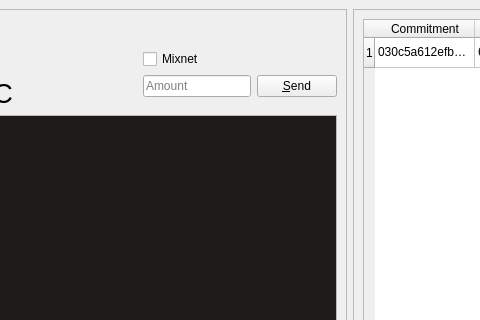
Above: darkwallet.ui from narodnik/dtek before the change; both pictures show x 311 to 791 and y 0 to 320 of the 1321 by 600 pixel window. Below: the same form after it.
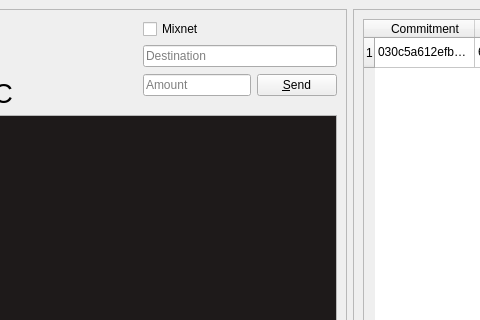
That is the form after the change.

Patch:
```diff
--- a/darkwallet.ui
+++ b/darkwallet.ui
@@ -90,13 +90,6 @@
            </item>
           </layout>
          </item>
-         <item row="1" column="2">
-          <widget class="QCheckBox" name="checkBox">
-           <property name="text">
-            <string>Mixnet</string>
-           </property>
-          </widget>
-         </item>
          <item row="0" column="1">
           <spacer name="horizontalSpacer_2">
            <property name="orientation">
@@ -110,6 +103,23 @@
            </property>
           </spacer>
          </item>
+         <item row="0" column="2">
+          <widget class="QCheckBox" name="checkBox">
+           <property name="text">
+            <string>Mixnet</string>
+           </property>
+          </widget>
+         </item>
+         <item row="1" column="2">
+          <widget class="QLineEdit" name="destination_lineedit">
+           <property name="text">
+            <string/>
+           </property>
+           <property name="placeholderText">
+            <string>Destination</string>
+           </property>
+          </widget>
+         </item>
         </layout>
        </item>
        <item row="1" column="0">
```
